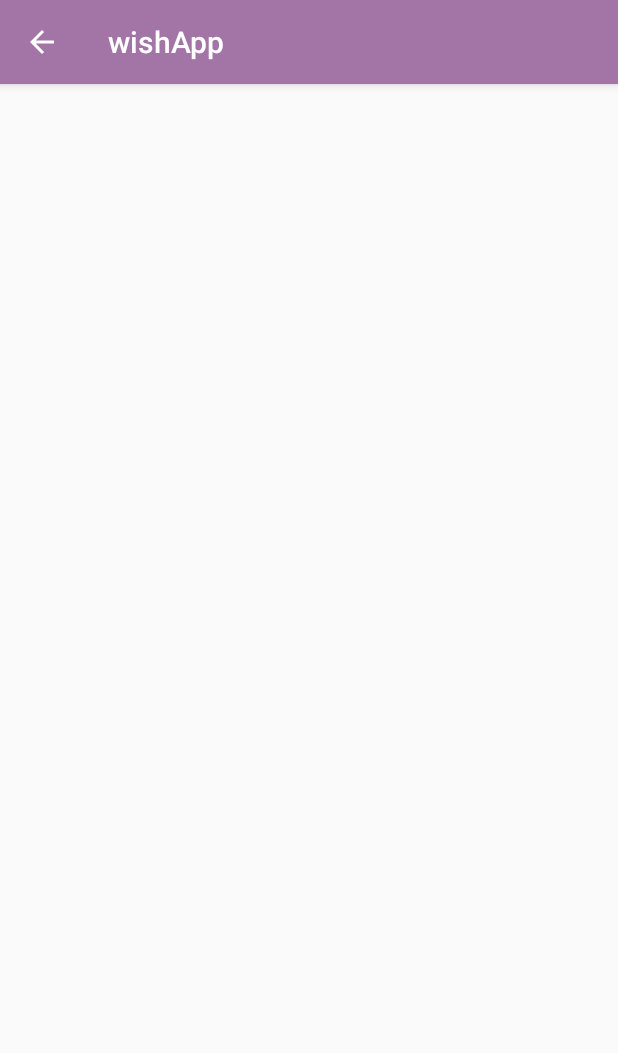
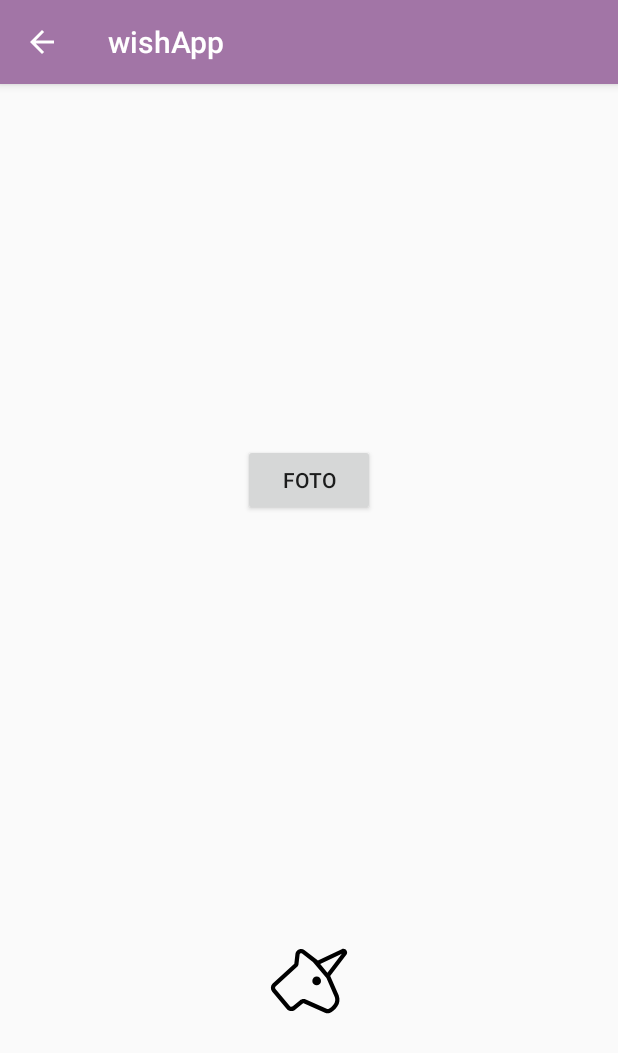
Before and after one commit to bartsto/wishApp, an Android app: the SecondActivity screen opened directly, with no data from a screen before it, on a phone screen of 412 x 824 dp. Shown: the top 1053 px of the screen. Run offline under Robolectric (Android 15) with nearby library versions, the phone set to English and light mode, and no system bars.

Commit message:
WIP - taking pictures

```diff
--- a/app/src/main/AndroidManifest.xml
+++ b/app/src/main/AndroidManifest.xml
@@ -1,6 +1,8 @@
 <?xml version="1.0" encoding="utf-8"?>
 <manifest xmlns:android="http://schemas.android.com/apk/res/android"
           package="com.example.wishapp">
+    <uses-feature android:name="android.hardware.camera"
+                  android:required="true" />
 
     <application
             android:allowBackup="true"
--- a/app/src/main/res/layout/activity_second.xml
+++ b/app/src/main/res/layout/activity_second.xml
@@ -7,6 +7,23 @@
         android:layout_height="match_parent"
         tools:context=".SecondActivity">
 
+    <Button
+            android:text="Foto"
+            android:layout_width="wrap_content"
+            android:layout_height="wrap_content"
+            android:id="@+id/foto" android:layout_marginTop="8dp"
+            app:layout_constraintTop_toBottomOf="@+id/textView"
+            android:onClick="makePicture" android:layout_marginBottom="60dp"
+            app:layout_constraintBottom_toTopOf="@+id/fotoImageView" app:layout_constraintEnd_toEndOf="parent"
+            app:layout_constraintStart_toStartOf="parent"/>
+    <ImageView
+            android:layout_width="wrap_content"
+            android:layout_height="wrap_content"
+            android:src="@drawable/ic_launcher_foreground_unicorn"
+            android:id="@+id/fotoImageView" app:layout_constraintEnd_toEndOf="parent"
+            app:layout_constraintStart_toStartOf="parent" android:layout_marginBottom="116dp"
+            app:layout_constraintBottom_toBottomOf="parent" app:layout_constraintHorizontal_bias="0.501"
+            android:scaleType="center"/>
     <TextView
             android:text="TextView"
             android:layout_width="wrap_content"
```
Also changed, not shown: app/src/main/java/com/example/wishapp/SecondActivity.kt (+22 -0 lines), app/src/main/res/layout/activity_main.xml (+7 -0 lines).
